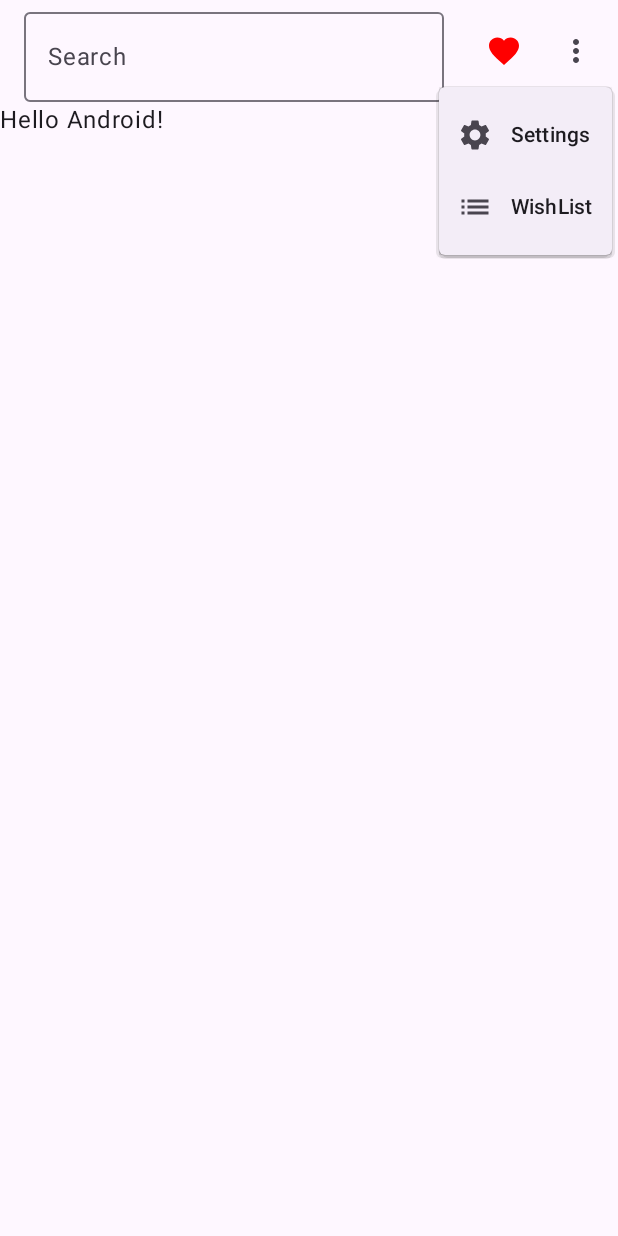
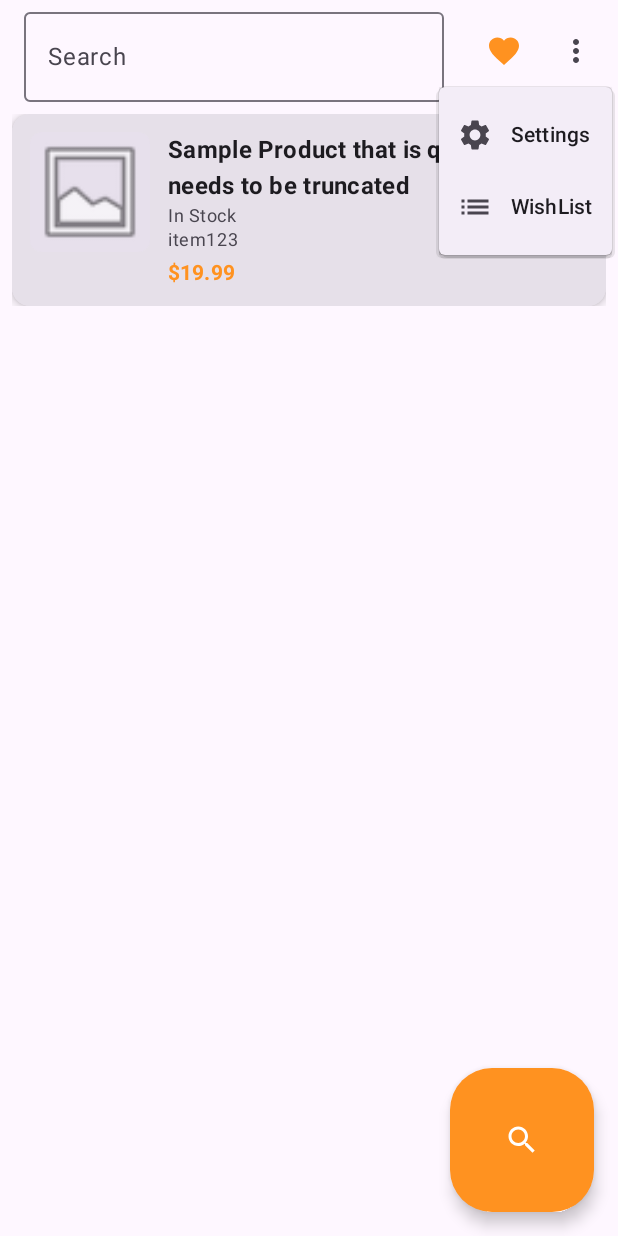
Before and after one commit to mrtineu/Ihrysko-Scanner, an Android app built with Jetpack Compose: the screen it shows after launch (MainActivity), after a tap on "Menu", on a phone screen of 412 x 824 dp. Run offline under Robolectric (Android 15) with nearby library versions, the phone set to English and light mode, and no system bars; libraries missing offline, so code that uses them is left out: com.google.android.datatransport, com.google.mlkit.vision; 2 statements that could not run were skipped; 1 other tap on this screen came first.

Commit message:
added a top bar plus model for ProductCard.kt

```diff
--- a/app/src/main/java/mrtineu/ihrysko/scanner/MainActivity.kt
+++ b/app/src/main/java/mrtineu/ihrysko/scanner/MainActivity.kt
@@ -6,6 +6,12 @@ import androidx.activity.compose.setContent
 import androidx.activity.enableEdgeToEdge
 import androidx.compose.foundation.layout.fillMaxSize
 import androidx.compose.foundation.layout.padding
+import androidx.compose.material.icons.Icons
+import androidx.compose.material.icons.filled.Search
+import androidx.compose.material3.FabPosition
+import androidx.compose.material3.Icon
+import androidx.compose.material3.LargeFloatingActionButton
+import androidx.compose.material3.MaterialTheme
 import androidx.compose.material3.Scaffold
 import androidx.compose.material3.Text
 import androidx.compose.runtime.Composable
@@ -15,24 +21,61 @@ import com.google.mlkit.vision.barcode.common.Barcode
 import com.google.mlkit.vision.codescanner.GmsBarcodeScannerOptions
 import com.google.mlkit.vision.codescanner.GmsBarcodeScanning
 import mrtineu.ihrysko.scanner.ui.theme.MyApplicationTheme
-import mrtineu.ihrysko.scanner.MyTopBar
+
 
 class MainActivity : ComponentActivity() {
     override fun onCreate(savedInstanceState: Bundle?) {
+        val options = GmsBarcodeScannerOptions.Builder()
+            .setBarcodeFormats(
+                Barcode.FORMAT_EAN_13,
+                Barcode.FORMAT_EAN_8)
+            .build()
+        val scanner = GmsBarcodeScanning.getClient(this, options)
         super.onCreate(savedInstanceState)
         enableEdgeToEdge()
         setContent {
             MyApplicationTheme {
                 Scaffold(
                     topBar = { MyTopBar() },
+                    floatingActionButton = {
+                        LargeFloatingActionButton(
+                            onClick = {
+                                scanner.startScan()
+                                    .addOnSuccessListener { barcode ->
+                                        print("Scanned barcode: ${barcode.rawValue}")
+                                    }
+                                    .addOnCanceledListener {
+                                        // Task canceled
+                                    }
+                                    .addOnFailureListener { e ->
+                                        // Task failed with an exception
+                                    }
+                            },
+                            containerColor = MaterialTheme.colorScheme.primary
+                        ) {
+                            Icon(
+                                imageVector = Icons.Default.Search,
+                                contentDescription = "Search"
+                            )
+                        }
+                    },
+                    floatingActionButtonPosition = FabPosition.End,
                     modifier = Modifier.fillMaxSize()
                 ) { innerPadding ->
-                    Greeting(
-                        name = "Android",
+                    ProductCard(
+                        product = Product(
+                            item_id = "1",
+                            name = "Sample Product that is quite long and needs to be truncated",
+                            price = "$19.99",
+                            stock = "In Stock",
+                            image = "https://example.com/image.jpg", // Placeholder URL
+                            loc = "item123",
+                            loc_shop = "Shop A",
+                            ean = "1234567890123"
+                        ),
+                        initialExpanded = false,
                         modifier = Modifier.padding(innerPadding)
                     )
-
-
                 }
             }
         }
--- a/app/src/main/java/mrtineu/ihrysko/scanner/NavBar.kt
+++ b/app/src/main/java/mrtineu/ihrysko/scanner/NavBar.kt
@@ -2,11 +2,22 @@
 
 package mrtineu.ihrysko.scanner
 
+import android.content.Context
+import mrtineu.ihrysko.scanner.ui.theme.IhryskoOrange
 import androidx.compose.foundation.clickable
+import androidx.compose.foundation.layout.Column
+import androidx.compose.foundation.layout.Spacer
 import androidx.compose.foundation.layout.fillMaxWidth
+import androidx.compose.foundation.layout.height
 import androidx.compose.foundation.layout.padding
 import androidx.compose.material3.Scaffold
 import androidx.compose.runtime.Composable
+import androidx.compose.runtime.LaunchedEffect
+import androidx.compose.runtime.getValue
+import androidx.compose.runtime.mutableStateOf
+import androidx.compose.runtime.remember
+import androidx.compose.runtime.rememberCoroutineScope
+import androidx.compose.runtime.setValue
 import androidx.compose.ui.Modifier
 import androidx.compose.ui.unit.dp
 import androidx.compose.material3.Text
@@ -27,67 +38,169 @@ import androidx.compose.material.icons.filled.Share
 import androidx.compose.material.icons.filled.Search
 import androidx.compose.material.icons.filled.Settings
 import androidx.compose.material.icons.outlined.Favorite
+import androidx.compose.material3.AlertDialog
 import androidx.compose.material3.BottomAppBar
 import androidx.compose.material3.BottomAppBarDefaults
+import androidx.compose.material3.DropdownMenu
+import androidx.compose.material3.DropdownMenuItem
 import androidx.compose.material3.ExperimentalMaterial3Api
 import androidx.compose.material3.FloatingActionButton
 import androidx.compose.material3.FloatingActionButtonDefaults
 import androidx.compose.material3.MaterialTheme
+import androidx.compose.material3.OutlinedTextField
+import androidx.compose.material3.TextButton
+import androidx.compose.material3.TopAppBar
 import androidx.compose.material3.TopAppBarDefaults
+import androidx.compose.ui.platform.LocalContext
+import androidx.datastore.core.DataStore
+import androidx.datastore.preferences.core.Preferences
+import androidx.datastore.preferences.core.edit
+import androidx.datastore.preferences.core.stringPreferencesKey
+import androidx.datastore.preferences.preferencesDataStore
+import com.google.android.datatransport.BuildConfig
+import kotlinx.coroutines.flow.map
+import kotlinx.coroutines.launch
+val Context.dataStore: DataStore<Preferences> by preferencesDataStore(name = "settings")
+
+// Preference key for the API key
+private val API_KEY_PREFERENCE = stringPreferencesKey("api_key")
+
+@Composable
+fun SettingsDialog(
+    currentApiKey: String,
+    onDismissRequest: () -> Unit,
+    onApiKeySave: (String) -> Unit
+) {
+    var apiKeyText by remember(currentApiKey) { mutableStateOf(currentApiKey) }
+
+    AlertDialog(
+        onDismissRequest = onDismissRequest,
+        title = { Text("Settings") },
+        text = {
+            Column {
+                OutlinedTextField(
+                    value = apiKeyText,
+                    onValueChange = { apiKeyText = it },
+                    label = { Text("API Key") },
+                    modifier = Modifier.fillMaxWidth(),
+                    singleLine = true
+                )
+                Spacer(modifier = Modifier.height(16.dp))
+                Text("App Version: ${AppConfig.VERSION}")
+            }
+        },
+        confirmButton = {
+            TextButton(
+                onClick = {
+                    onApiKeySave(apiKeyText)
+                    onDismissRequest() // Close dialog after save
+                }
+            ) {
+                Text("Save")
+            }
+        },
+        dismissButton = {
+            TextButton(onClick = onDismissRequest) {
+                Text("Cancel")
+            }
+        }
+    )
+}
 
 @Composable
 fun MyTopBar() {
-    val (searchText, setSearchText) = androidx.compose.runtime.remember { androidx.compose.runtime.mutableStateOf("") }
-    val (menuExpanded, setMenuExpanded) = androidx.compose.runtime.remember { androidx.compose.runtime.mutableStateOf(false) }
-    val (isFavorite, setIsFavorite) = androidx.compose.runtime.remember { androidx.compose.runtime.mutableStateOf(false) }
-    val primaryColor = MaterialTheme.colorScheme.primary
+    val (searchText, setSearchText) = remember { mutableStateOf("") }
+    val (menuExpanded, setMenuExpanded) = remember { mutableStateOf(false) }
+    val (isFavorite, setIsFavorite) = remember { mutableStateOf(false) } // Retained from your existing code
 
-    androidx.compose.material3.TopAppBar(
+    var showSettingsDialog by remember { mutableStateOf(false) }
+    var apiKey by remember { mutableStateOf("") }
+
+    val context = LocalContext.current
+    val coroutineScope = rememberCoroutineScope()
+
+    // Load API key from DataStore
+    LaunchedEffect(key1 = context.dataStore) {
+        context.dataStore.data
+            .map { preferences ->
+                preferences[API_KEY_PREFERENCE] ?: ""
+            }
+            .collect { loadedApiKey ->
+                apiKey = loadedApiKey
+            }
+    }
+
+    fun updateApiKeyInDataStore(newApiKey: String) {
+        coroutineScope.launch {
+            context.dataStore.edit { settings ->
+                settings[API_KEY_PREFERENCE] = newApiKey
+            }
+            apiKey = newApiKey // Update local state
+        }
+    }
+
+    if (showSettingsDialog) {
+        SettingsDialog(
+            currentApiKey = apiKey,
+            onDismissRequest = { showSettingsDialog = false },
+            onApiKeySave = { newKey ->
+                updateApiKeyInDataStore(newKey)
+            }
+        )
+    }
+
+    TopAppBar(
         title = {
-            androidx.compose.material3.OutlinedTextField(
+            OutlinedTextField(
                 value = searchText,
                 onValueChange = { setSearchText(it) },
-                label = { androidx.compose.material3.Text("Search") },
+                label = { Text("Search") },
                 singleLine = true
             )
         },
         actions = {
-            androidx.compose.material3.IconButton(onClick = { setIsFavorite(!isFavorite) }) {
-                androidx.compose.material3.Icon(
-                    imageVector = if (isFavorite) androidx.compose.material.icons.Icons.Filled.Favorite else androidx.compose.material.icons.Icons.Outlined.Favorite,
-                    contentDescription = "Favorite",
-                    tint = if (isFavorite) androidx.compose.ui.graphics.Color.Red else androidx.compose.ui.graphics.Color.Gray
+            IconButton(onClick = { setIsFavorite(!isFavorite) }) {
+                Icon(
+                    imageVector = Icons.Filled.Favorite,
+                    contentDescription = "WishList",
+                    tint = IhryskoOrange
                 )
             }
-            androidx.compose.material3.IconButton(onClick = { setMenuExpanded(!menuExpanded) }) {
-                androidx.compose.material3.Icon(
-                    imageVector = androidx.compose.material.icons.Icons.Default.MoreVert,
+            IconButton(onClick = { setMenuExpanded(!menuExpanded) }) {
+                Icon(
+                    imageVector = Icons.Default.MoreVert,
                     contentDescription = "Menu"
                 )
             }
-            androidx.compose.material3.DropdownMenu(
+            DropdownMenu(
                 expanded = menuExpanded,
                 onDismissRequest = { setMenuExpanded(false) }
             ) {
-                androidx.compose.material3.DropdownMenuItem(
+                DropdownMenuItem(
                     leadingIcon = {
-                        androidx.compose.material3.Icon(
-                            imageVector = androidx.compose.material.icons.Icons.Default.Settings,
+                        Icon(
+                            imageVector = Icons.Default.Settings,
                             contentDescription = "Settings"
                         )
                     },
-                    text = { androidx.compose.material3.Text("Settings") },
-                    onClick = { /* Not implemented */ }
+                    text = { Text("Settings") },
+                    onClick = {
+                        setMenuExpanded(false) // Close the menu
+                        showSettingsDialog = true // Open the dialog
+                    }
                 )
-                androidx.compose.material3.DropdownMenuItem(
+                DropdownMenuItem(
                     leadingIcon = {
-                        androidx.compose.material3.Icon(
-                            imageVector = androidx.compose.material.icons.Icons.Default.List,
+                        Icon(
+                            imageVector = Icons.Default.List, // Assuming this is for WishList as per original
                             contentDescription = "WishList"
                         )
                     },
-                    text = { androidx.compose.material3.Text("WishList") },
-                    onClick = { /* Not implemented */ }
+                    text = { Text("WishList") },
+                    onClick = {
+                        /* Not implemented */
+                        setMenuExpanded(false) // Close the menu
+                    }
                 )
             }
         },
--- /dev/null
+++ b/app/src/main/java/mrtineu/ihrysko/scanner/ProductCard.kt
@@ -0,0 +1,219 @@
+package mrtineu.ihrysko.scanner // Ensure this package matches your project structure
+
+import androidx.compose.animation.animateContentSize
+import androidx.compose.foundation.Image
+import androidx.compose.foundation.background
+import androidx.compose.foundation.clickable
+import androidx.compose.foundation.interaction.MutableInteractionSource // Import this
+import androidx.compose.foundation.layout.*
+import androidx.compose.material.icons.Icons
+import androidx.compose.material.icons.filled.Favorite
+import androidx.compose.material.icons.outlined.FavoriteBorder
+import androidx.compose.material3.*
+import androidx.compose.runtime.*
+import androidx.compose.ui.Alignment
+import androidx.compose.ui.Modifier
+import androidx.compose.ui.draw.clip
+import androidx.compose.ui.layout.ContentScale
+import androidx.compose.ui.res.painterResource // For placeholder, replace with Coil/Glide
+import androidx.compose.ui.text.font.FontWeight
+import androidx.compose.ui.tooling.preview.Preview
+import androidx.compose.ui.unit.dp
+// If mrtineu.ihrysko.scanner.ui.theme.MyApplicationTheme is your theme, import it for previews
+import mrtineu.ihrysko.scanner.ui.theme.MyApplicationTheme // Assuming this is your theme
+
+// --- Data Class Definition ---
+data class Product(
+    val item_id: String,
+    val name: String, // Combined name, edition is removed
+    val price: String,
+    val stock: String,
+    val image: String, // HTTP resource URL
+    val loc: String,
+    val loc_shop: String,
+    val ean: String
+)
+
+// --- Composable Implementation ---
+
+@Composable
+fun ProductCard(
+    product: Product,
+    initialExpanded: Boolean = false,
+    modifier: Modifier = Modifier // Add modifier parameter
+) {
+    var isExpanded by remember { mutableStateOf(initialExpanded) }
+    var isLiked by remember { mutableStateOf(false) }
+    val interactionSource = remember { MutableInteractionSource() } // Declare interactionSource here
+
+    Card(
+        modifier = modifier // Apply the passed modifier here
+            .fillMaxWidth()
+            .padding(8.dp)
+            .clickable(
+                interactionSource = interactionSource, // Pass the interaction source
+                indication = null, // Pass null to disable the ripple
+                onClick = { isExpanded = !isExpanded }
+            )
+            .animateContentSize(),
+        elevation = CardDefaults.cardElevation(defaultElevation = 4.dp)
+    ) {
+        Column(
+            modifier = Modifier.padding(12.dp)
+        ) {
+            if (!isExpanded) {
+                // --- Collapsed View ---
+                Row(
+                    modifier = Modifier.fillMaxWidth(),
+                    verticalAlignment = Alignment.Top
+                ) {
+                    Image(
+                        painter = painterResource(id = android.R.drawable.ic_menu_gallery), // Replace with Coil/Glide
+                        contentDescription = product.name,
+                        modifier = Modifier
+                            .size(80.dp)
+                            .clip(MaterialTheme.shapes.small)
+                            .background(MaterialTheme.colorScheme.surfaceVariant),
+                        contentScale = ContentScale.Crop
+                    )
+
+                    Spacer(modifier = Modifier.width(12.dp))
+
+                    Column(modifier = Modifier.weight(1f)) {
+                        Text(
+                            text = product.name,
+                            style = MaterialTheme.typography.titleMedium,
+                            fontWeight = FontWeight.Bold
+                        )
+                        Text(
+                            text = product.stock,
+                            style = MaterialTheme.typography.bodySmall,
+                            color = MaterialTheme.colorScheme.onSurfaceVariant
+                        )
+                        Text(
+                            text = product.loc,
+                            style = MaterialTheme.typography.bodySmall,
+                            color = MaterialTheme.colorScheme.onSurfaceVariant
+                        )
+                        Text(
+                            text = product.price,
+                            style = MaterialTheme.typography.titleSmall,
+                            fontWeight = FontWeight.Bold,
+                            color = MaterialTheme.colorScheme.primary,
+                            modifier = Modifier.padding(top = 4.dp)
+                        )
+                    }
+                }
+            } else {
+                // --- Expanded View ---
+                Column(modifier = Modifier.fillMaxWidth()) {
+                    // Enlarged Image
+                    Image(
+                        painter = painterResource(id = android.R.drawable.ic_menu_gallery), // Replace with Coil/Glide
+                        contentDescription = "${product.name} enlarged",
+                        modifier = Modifier
+                            .fillMaxWidth()
+                            .height(200.dp)
+                            .clip(MaterialTheme.shapes.medium)
+                            .background(MaterialTheme.colorScheme.surfaceVariant),
+                        contentScale = ContentScale.Fit // Or ContentScale.Crop depending on desired look
+                    )
+                    Spacer(modifier = Modifier.height(12.dp))
+
+                    Text(
+                        text = product.name,
+                        style = MaterialTheme.typography.headlineSmall, // More prominent name
+                        fontWeight = FontWeight.Bold
+                    )
+                    Spacer(modifier = Modifier.height(8.dp))
+
+                    Text(
+                        text = product.price,
+                        style = MaterialTheme.typography.titleMedium,
+                        fontWeight = FontWeight.Bold,
+                        color = MaterialTheme.colorScheme.primary
+                    )
+                    Text(
+                        text = "Stock: ${product.stock}",
+                        style = MaterialTheme.typography.bodyMedium
+                    )
+                    Text(
+                        text = "Code: ${product.loc}",
+                        style = MaterialTheme.typography.bodyMedium
+                    )
+
+                    Spacer(modifier = Modifier.height(16.dp))
+                    Divider()
+                    Spacer(modifier = Modifier.height(16.dp))
+
+                    Text("Item ID: ${product.item_id}", style = MaterialTheme.typography.bodyMedium)
+                    Text("Shop Location: ${product.loc_shop}", style = MaterialTheme.typography.bodyMedium)
+                    Text("EAN: ${product.ean}", style = MaterialTheme.typography.bodyMedium)
+
+                    Spacer(modifier = Modifier.height(12.dp))
+
+                    Row(
+                        modifier = Modifier.fillMaxWidth(),
+                        horizontalArrangement = Arrangement.End,
+                        verticalAlignment = Alignment.CenterVertically
+                    ) {
+                        IconButton(onClick = {
+                            isLiked = !isLiked
+                            // TODO: Implement like action (e.g., call ViewModel)
+                        }) {
+                            Icon(
+                                imageVector = if (isLiked) Icons.Filled.Favorite else Icons.Outlined.FavoriteBorder,
+                                contentDescription = "Like",
+                                tint = if (isLiked) MaterialTheme.colorScheme.error else MaterialTheme.colorScheme.onSurfaceVariant
+                            )
+                        }
+                    }
+                }
+            }
+        }
+    }
+}
+
+// --- Preview ---
+@Preview(name = "Product Card Collapsed", showBackground = true)
+@Composable
+fun DefaultProductCardPreview() {
+    val sampleProduct = Product(
+        item_id = "123",
+        name = "Osadníci z Katanu", // Edition info removed/merged
+        loc = "H46/RR87",
+        price = "19.99$",
+        stock = "0/1",
+        image = "http://example.com/catan.png",
+        loc_shop = "Main Warehouse",
+        ean = "1234567890123"
+    )
+    MyApplicationTheme { // Use your app's theme
+        ProductCard(
+            product = sampleProduct,
+            modifier = Modifier.padding(16.dp) // Example usage in preview
+        )
+    }
+}
+
+@Preview(name = "Product Card Expanded", showBackground = true)
+@Composable
+fun ProductCardExpandedPreview() {
+    val sampleProduct = Product(
+        item_id = "123",
+        name = "Osadníci z Katanu", // Edition info removed/merged
+        loc = "H46/RR87",
+        price = "19.99$",
+        stock = "0/1",
+        image = "http://example.com/catan.png",
+        loc_shop = "Main Warehouse",
+        ean = "1234567890123"
+    )
+    MyApplicationTheme { // Use your app's theme
+        ProductCard(
+            product = sampleProduct,
+            initialExpanded = true,
+            modifier = Modifier.padding(16.dp) // Example usage in preview
+        )
+    }
+}
--- a/settings.gradle.kts
+++ b/settings.gradle.kts
@@ -19,5 +19,5 @@ dependencyResolutionManagement {
     }
 }
 
-rootProject.name = "My Application"
+rootProject.name = "IhryskoScanner"
 include(":app")
```
Also changed, not shown: app/build.gradle.kts (+7 -1 lines), app/src/main/java/mrtineu/ihrysko/scanner/AppConfig.kt (added, +8 -0 lines), app/src/main/java/mrtineu/ihrysko/scanner/apiHandler.kt (added, +63 -0 lines), gradle/libs.versions.toml (+12 -0 lines).
